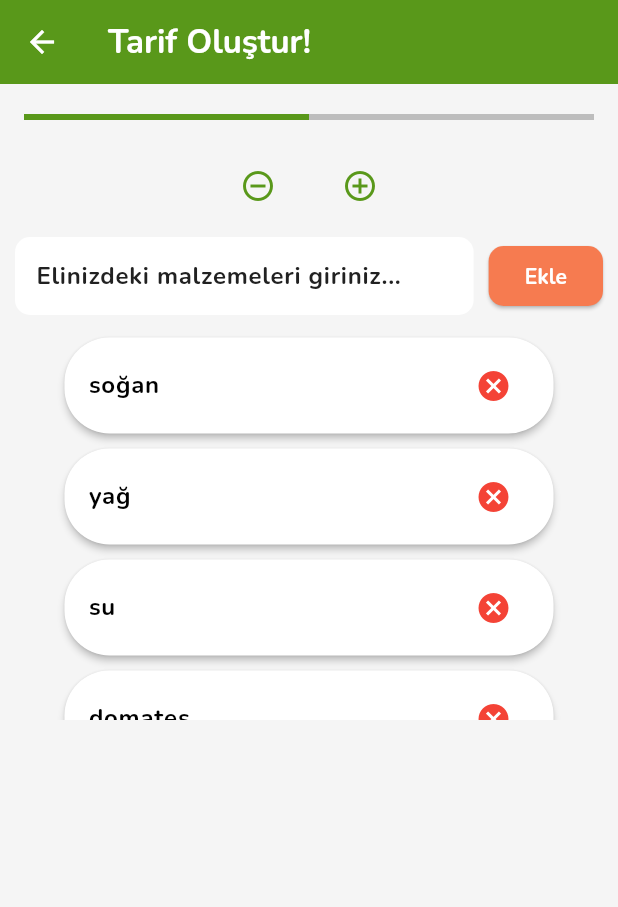
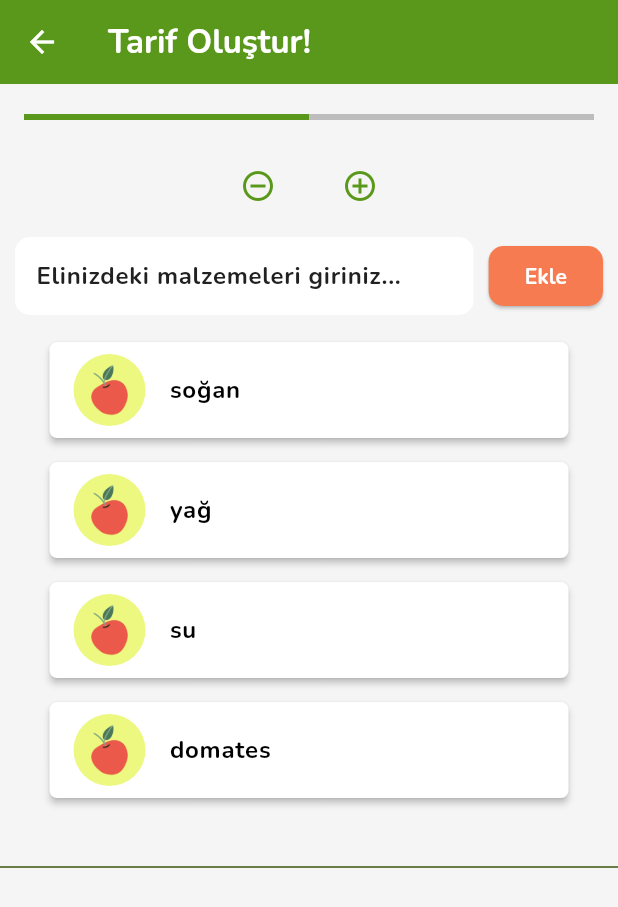
Before and after one commit to berkemremert/yesilsepet, a Flutter app: the IngredientsPage screen opened directly, on a phone screen of 412 x 824 dp. Shown: the top 907 px of the screen. Run offline on Flutter 3.47's test engine with Material 3 defaults, Android fonts, the phone set to English and light mode, and no system bars; our stand-ins replace font_awesome_flutter.

Commit message:
Progress Bar added
UI changes

```diff
--- a/lib/Views/createRecipePage/ingredientsPage.dart
+++ b/lib/Views/createRecipePage/ingredientsPage.dart
@@ -2,6 +2,7 @@ import 'package:flutter/material.dart';
 import 'package:provider/provider.dart';
 import 'package:yesilsepet/Views/createRecipePage/widgets/ingredient_list.dart';
 import 'package:yesilsepet/Views/createRecipePage/widgets/new_ingredients_search_bar.dart';
+import 'package:yesilsepet/Views/createRecipePage/widgets/progressBar.dart';
 import 'package:yesilsepet/Views/theme/appColors.dart';
 import '../../ViewModels/createRecipe/CreateRecipeViewModel.dart';
 
@@ -23,63 +24,19 @@ class IngredientsPage extends StatelessWidget {
           ),
         ),
         backgroundColor: AppColors.offWhite,
-        body: Column(
-          children: [
-            // Progress bar and buttons
-            const ProgressBarSection(),
-            const SizedBox(height: 10),
-            const NewIngredientSearchBar(),
-            const SizedBox(height: 10),
-            const IngredientList(),
-          ],
+        body: const SingleChildScrollView(
+          child: Column(
+            children: [
+              ProgressBarSection(),
+              SizedBox(height: 10),
+              NewIngredientSearchBar(),
+              SizedBox(height: 10),
+              IngredientList(),
+              Divider(color: AppColors.oliveGreen),
+            ],
+          ),
         ),
       ),
     );
   }
 }
-
-class ProgressBarSection extends StatelessWidget {
-  const ProgressBarSection({super.key});
-
-  @override
-  Widget build(BuildContext context) {
-    double progress = 0.5; // Static for now; modify to be dynamic if needed.
-
-    return Column(
-      children: [
-        Padding(
-          padding: const EdgeInsets.symmetric(horizontal: 16.0, vertical: 20.0),
-          child: TweenAnimationBuilder<double>(
-            tween: Tween<double>(begin: progress, end: progress),
-            duration: const Duration(milliseconds: 500),
-            builder: (context, value, child) {
-              return LinearProgressIndicator(
-                value: value,
-                backgroundColor: AppColors.lightGray,
-                color: AppColors.green,
-              );
-            },
-          ),
-        ),
-        Row(
-          mainAxisAlignment: MainAxisAlignment.center,
-          children: [
-            IconButton(
-              icon: Icon(Icons.remove_circle_outline, color: AppColors.green),
-              onPressed: () {},
-            ),
-            const SizedBox(width: 20),
-            IconButton(
-              icon: Icon(Icons.add_circle_outline, color: AppColors.green),
-              onPressed: () {
-                // Retrieve the view model and print the current malzemeler list
-                final viewModel = Provider.of<CreateRecipeViewModel>(context, listen: false);
-                print(viewModel.malzemeler);
-              },
-            ),
-          ],
-        ),
-      ],
-    );
-  }
-}
--- a/lib/Views/createRecipePage/widgets/ingredient_list.dart
+++ b/lib/Views/createRecipePage/widgets/ingredient_list.dart
@@ -1,5 +1,6 @@
 import 'package:flutter/material.dart';
 import 'package:provider/provider.dart';
+import 'package:yesilsepet/Views/theme/appColors.dart';
 import '../../../ViewModels/createRecipe/CreateRecipeViewModel.dart';
 
 class IngredientList extends StatelessWidget {
@@ -10,19 +11,51 @@ class IngredientList extends StatelessWidget {
     final viewModel = Provider.of<CreateRecipeViewModel>(context);
 
     return Container(
-      height: 260,
-      width: 350,
+      height: 350,
+      width: 370,
       child: ListView.builder(
         itemCount: viewModel.malzemeler.length,
         itemBuilder: (context, index) {
           return Padding(
-            padding: const EdgeInsets.symmetric(vertical: 1, horizontal: 8),
+            padding: const EdgeInsets.symmetric(vertical: 4, horizontal: 8),
+            child: Dismissible(
+              key: Key(viewModel.malzemeler[index]),
+              direction: DismissDirection.endToStart,
+              onDismissed: (direction) {
+                viewModel.removeMalzeme(viewModel.malzemeler[index]);
+                ScaffoldMessenger.of(context).showSnackBar(
+                  SnackBar(
+                    content: Text('"viewModel.malzemeler[index]" removed'),
+                  ),
+                );
+              },
+              background: Container(
+                alignment: Alignment.centerRight,
+                padding: const EdgeInsets.symmetric(horizontal: 20),
+                color: Colors.red,
+                child: const Icon(
+                  Icons.delete,
+                  color: Colors.white,
+                ),
+              ),
               child: Card(
                 elevation: 2,
                 shape: RoundedRectangleBorder(
-                borderRadius: BorderRadius.circular(30),
+                  borderRadius: BorderRadius.circular(5), // Less curvature
                 ),
                 child: ListTile(
+                  leading: CircleAvatar(
+                    backgroundColor: AppColors.yellowGreen,
+                    radius: 24, // Adjust radius for circle size
+                    child: ClipOval(
+                      child: Image.asset(
+                        'assets/images/apple.webp',
+                        width: 36,
+                        height: 36,
+                        fit: BoxFit.cover,
+                      ),
+                    ),
+                  ),
                   title: Text(
                     viewModel.malzemeler[index],
                     style: const TextStyle(
@@ -31,14 +64,9 @@ class IngredientList extends StatelessWidget {
                       fontWeight: FontWeight.bold,
                     ),
                   ),
-                trailing: IconButton(
-                  icon: const Icon(Icons.cancel, color: Colors.red),
-                  onPressed: () {
-                    viewModel.removeMalzeme(viewModel.malzemeler[index]);
-                  },
-                ),
                   contentPadding: const EdgeInsets.symmetric(vertical: 8, horizontal: 16),
                   dense: true,
+                ),
               ),
             ),
           );
--- /dev/null
+++ b/lib/Views/createRecipePage/widgets/progressBar.dart
@@ -0,0 +1,51 @@
+import 'package:flutter/material.dart';
+import 'package:provider/provider.dart';
+
+import '../../../ViewModels/createRecipe/CreateRecipeViewModel.dart';
+import '../../theme/appColors.dart';
+
+class ProgressBarSection extends StatelessWidget {
+  const ProgressBarSection({super.key});
+
+  @override
+  Widget build(BuildContext context) {
+    double progress = 0.5; // Static for now; modify to be dynamic if needed.
+
+    return Column(
+      children: [
+        Padding(
+          padding: const EdgeInsets.symmetric(horizontal: 16.0, vertical: 20.0),
+          child: TweenAnimationBuilder<double>(
+            tween: Tween<double>(begin: progress, end: progress),
+            duration: const Duration(milliseconds: 500),
+            builder: (context, value, child) {
+              return LinearProgressIndicator(
+                value: value,
+                backgroundColor: AppColors.lightGray,
+                color: AppColors.green,
+              );
+            },
+          ),
+        ),
+        Row(
+          mainAxisAlignment: MainAxisAlignment.center,
+          children: [
+            IconButton(
+              icon: Icon(Icons.remove_circle_outline, color: AppColors.green),
+              onPressed: () {},
+            ),
+            const SizedBox(width: 20),
+            IconButton(
+              icon: Icon(Icons.add_circle_outline, color: AppColors.green),
+              onPressed: () {
+                // Retrieve the view model and print the current malzemeler list
+                final viewModel = Provider.of<CreateRecipeViewModel>(context, listen: false);
+                print(viewModel.malzemeler);
+              },
+            ),
+          ],
+        ),
+      ],
+    );
+  }
+}
```
Lines whose indentation alone changed are shown as unchanged.
